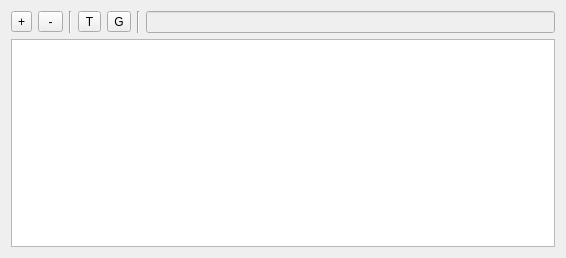
Above: gui/ui/Catalogue/CatalogueEventsWidget.ui from SciQLop/SciQLop before the change. Below: the same form after it.
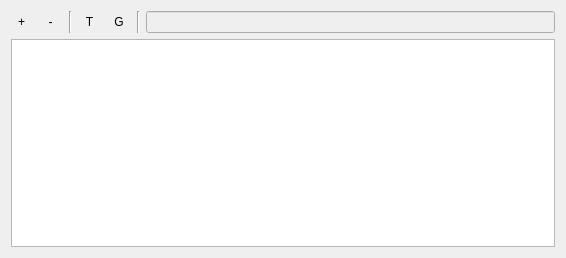
That is the form after the change. Icons and pictures are not drawn.

Commit message: Toolbar icons

```diff
--- a/gui/ui/Catalogue/CatalogueEventsWidget.ui
+++ b/gui/ui/Catalogue/CatalogueEventsWidget.ui
@@ -21,6 +21,13 @@
        <property name="text">
         <string>+</string>
        </property>
+       <property name="icon">
+        <iconset resource="../../resources/sqpguiresources.qrc">
+         <normaloff>:/icones/add.png</normaloff>:/icones/add.png</iconset>
+       </property>
+       <property name="autoRaise">
+        <bool>true</bool>
+       </property>
       </widget>
      </item>
      <item>
@@ -28,6 +35,13 @@
        <property name="text">
         <string> - </string>
        </property>
+       <property name="icon">
+        <iconset resource="../../resources/sqpguiresources.qrc">
+         <normaloff>:/icones/remove.png</normaloff>:/icones/remove.png</iconset>
+       </property>
+       <property name="autoRaise">
+        <bool>true</bool>
+       </property>
       </widget>
      </item>
      <item>
@@ -42,6 +56,16 @@
        <property name="text">
         <string>T</string>
        </property>
+       <property name="icon">
+        <iconset resource="../../resources/sqpguiresources.qrc">
+         <normaloff>:/icones/time.png</normaloff>:/icones/time.png</iconset>
+       </property>
+       <property name="checkable">
+        <bool>true</bool>
+       </property>
+       <property name="autoRaise">
+        <bool>true</bool>
+       </property>
       </widget>
      </item>
      <item>
@@ -49,6 +73,16 @@
        <property name="text">
         <string>G</string>
        </property>
+       <property name="icon">
+        <iconset resource="../../resources/sqpguiresources.qrc">
+         <normaloff>:/icones/chart.png</normaloff>:/icones/chart.png</iconset>
+       </property>
+       <property name="checkable">
+        <bool>true</bool>
+       </property>
+       <property name="autoRaise">
+        <bool>true</bool>
+       </property>
       </widget>
      </item>
      <item>
```
Left out of the diff: 13 changed lines with no effect on the pictures. The commit also changes 5 other files.
